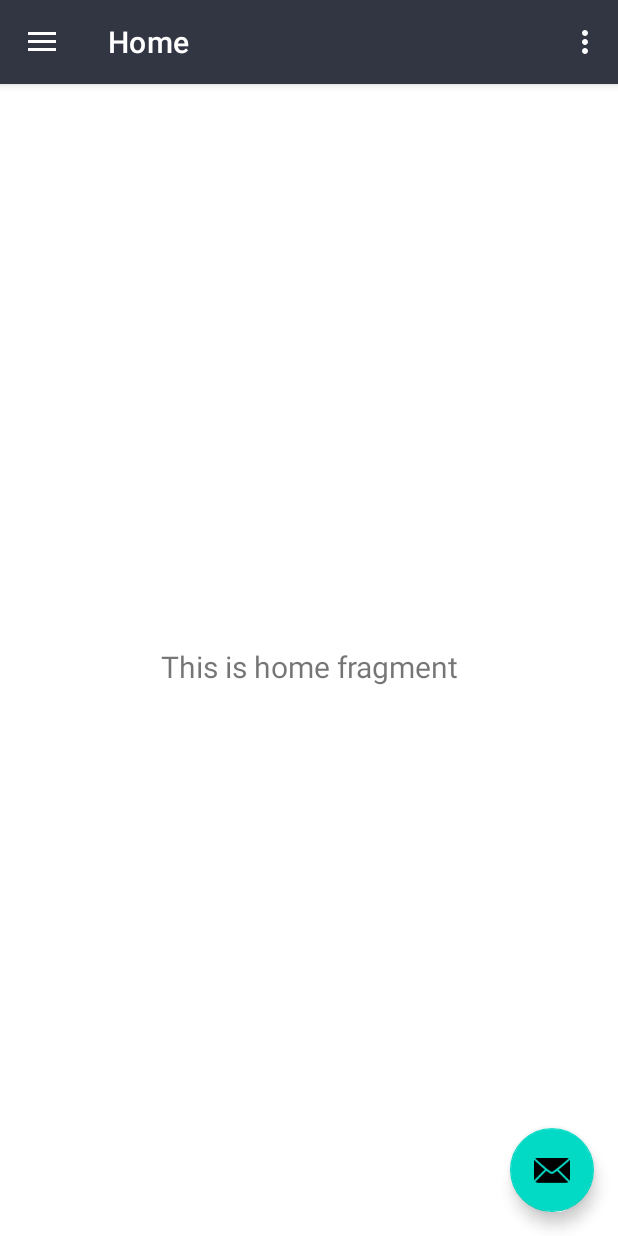
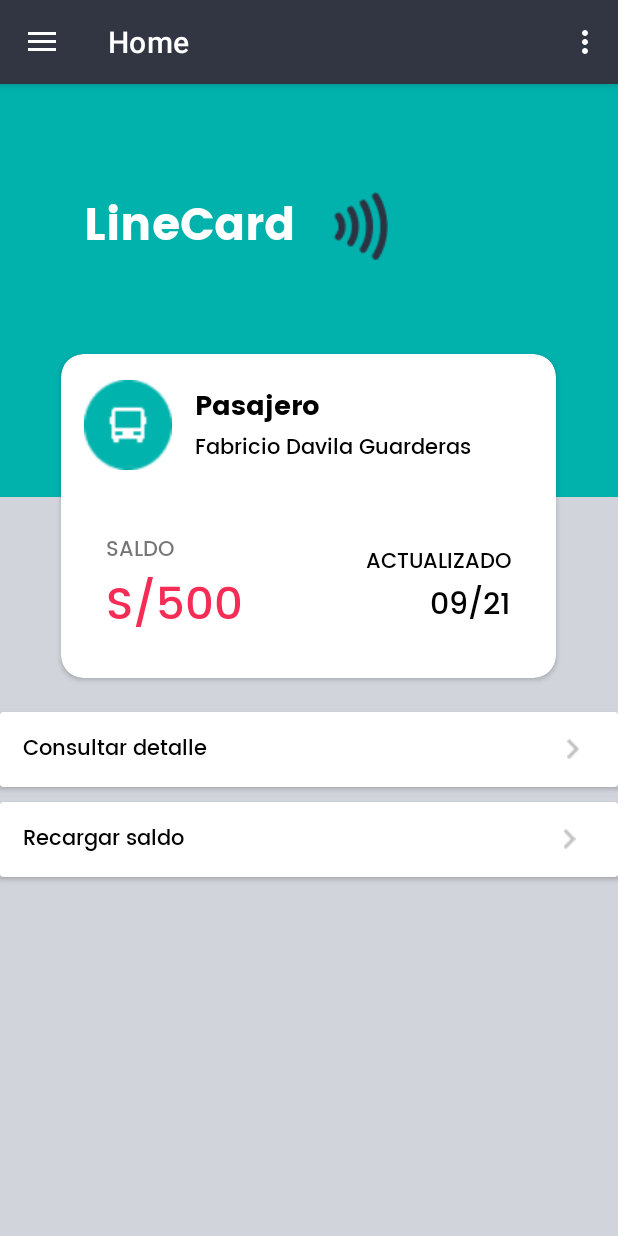
Before and after one commit to MyLineCard-Organization/MyLineCardV2, an Android app: the Despligue_Opciones screen opened directly, with no data from a screen before it, on a phone screen of 412 x 824 dp. Run offline under Robolectric (Android 15) with nearby library versions, the phone set to English and light mode, and no system bars; our stand-ins replace navigation-ui.

Commit message:
feat: virtual wallet

```diff
--- /dev/null
+++ b/app/src/main/java/com/example/myapplication/Billetera_Virtual.java
@@ -0,0 +1,20 @@
+package com.example.myapplication;
+
+import android.os.Bundle;
+
+import androidx.fragment.app.Fragment;
+
+import android.view.LayoutInflater;
+import android.view.View;
+import android.view.ViewGroup;
+
+public class Billetera_Virtual extends Fragment {
+
+    @Override
+    public View onCreateView(LayoutInflater inflater, ViewGroup container,
+                             Bundle savedInstanceState) {
+        // Inflate the layout for this fragment
+        return inflater.inflate(R.layout.fragment_billetera__virtual, container, false);
+    }
+
+}
--- a/app/src/main/java/com/example/myapplication/Despligue_Opciones.java
+++ b/app/src/main/java/com/example/myapplication/Despligue_Opciones.java
@@ -29,13 +29,6 @@ public class Despligue_Opciones extends AppCompatActivity {
         setContentView(binding.getRoot());
 
         setSupportActionBar(binding.appBarDespligueOpciones.toolbar);
-        binding.appBarDespligueOpciones.fab.setOnClickListener(new View.OnClickListener() {
-            @Override
-            public void onClick(View view) {
-                Snackbar.make(view, "Replace with your own action", Snackbar.LENGTH_LONG)
-                        .setAction("Action", null).show();
-            }
-        });
         DrawerLayout drawer = binding.drawerLayout;
         NavigationView navigationView = binding.navView;
         // Passing each menu ID as a set of Ids because each
--- a/app/src/main/java/com/example/myapplication/ui/home/HomeFragment.java
+++ /dev/null
@@ -1,37 +0,0 @@
-package com.example.myapplication.ui.home;
-
-import android.os.Bundle;
-import android.view.LayoutInflater;
-import android.view.View;
-import android.view.ViewGroup;
-import android.widget.TextView;
-
-import androidx.annotation.NonNull;
-import androidx.fragment.app.Fragment;
-import androidx.lifecycle.ViewModelProvider;
-
-import com.example.myapplication.databinding.FragmentHomeBinding;
-
-public class HomeFragment extends Fragment {
-
-    private FragmentHomeBinding binding;
-
-    public View onCreateView(@NonNull LayoutInflater inflater,
-                             ViewGroup container, Bundle savedInstanceState) {
-        HomeViewModel homeViewModel =
-                new ViewModelProvider(this).get(HomeViewModel.class);
-
-        binding = FragmentHomeBinding.inflate(inflater, container, false);
-        View root = binding.getRoot();
-
-        final TextView textView = binding.textHome;
-        homeViewModel.getText().observe(getViewLifecycleOwner(), textView::setText);
-        return root;
-    }
-
-    @Override
-    public void onDestroyView() {
-        super.onDestroyView();
-        binding = null;
-    }
-}
--- a/app/src/main/java/com/example/myapplication/ui/home/HomeViewModel.java
+++ /dev/null
@@ -1,19 +0,0 @@
-package com.example.myapplication.ui.home;
-
-import androidx.lifecycle.LiveData;
-import androidx.lifecycle.MutableLiveData;
-import androidx.lifecycle.ViewModel;
-
-public class HomeViewModel extends ViewModel {
-
-    private final MutableLiveData<String> mText;
-
-    public HomeViewModel() {
-        mText = new MutableLiveData<>();
-        mText.setValue("This is home fragment");
-    }
-
-    public LiveData<String> getText() {
-        return mText;
-    }
-}
--- a/app/src/main/res/layout/app_bar_despligue_opciones.xml
+++ b/app/src/main/res/layout/app_bar_despligue_opciones.xml
@@ -22,13 +22,5 @@
 
     <include layout="@layout/content_despligue_opciones" />
 
-    <com.google.android.material.floatingactionbutton.FloatingActionButton
-        android:id="@+id/fab"
-        android:layout_width="wrap_content"
-        android:layout_height="wrap_content"
-        android:layout_gravity="bottom|end"
-        android:layout_marginEnd="@dimen/fab_margin"
-        android:layout_marginBottom="16dp"
-        app:srcCompat="@android:drawable/ic_dialog_email" />
 
 </androidx.coordinatorlayout.widget.CoordinatorLayout>
--- /dev/null
+++ b/app/src/main/res/layout/fragment_billetera__virtual.xml
@@ -0,0 +1,272 @@
+<?xml version="1.0" encoding="utf-8"?>
+<FrameLayout xmlns:android="http://schemas.android.com/apk/res/android"
+    xmlns:app="http://schemas.android.com/apk/res-auto"
+    xmlns:tools="http://schemas.android.com/tools"
+    android:layout_width="match_parent"
+    android:layout_height="match_parent"
+    app:layout_anchorGravity="center"
+    tools:context=".Billetera_Virtual">
+
+    <androidx.cardview.widget.CardView
+        android:layout_width="330dp"
+        android:layout_height="216dp"
+        android:layout_gravity="center|top"
+        android:layout_marginTop="180sp"
+        app:cardCornerRadius="15dp">
+
+        <LinearLayout
+            android:layout_width="match_parent"
+            android:layout_height="match_parent"
+            android:orientation="vertical">
+
+            <LinearLayout
+                android:layout_width="match_parent"
+                android:layout_height="95dp"
+                android:gravity="center"
+                android:orientation="horizontal">
+
+                <ImageView
+                    android:id="@+id/imageView4"
+                    android:layout_width="68dp"
+                    android:layout_height="60dp"
+                    android:layout_weight="1"
+                    android:src="@drawable/bus" />
+
+                <LinearLayout
+                    android:layout_width="wrap_content"
+                    android:layout_height="wrap_content"
+                    android:layout_weight="1"
+                    android:orientation="vertical">
+
+                    <TextView
+                        android:id="@+id/textView15"
+                        android:layout_width="wrap_content"
+                        android:layout_height="wrap_content"
+                        android:layout_weight="1"
+                        android:fontFamily="@font/poppins_bold"
+                        android:text="Pasajero"
+                        android:textColor="@color/black"
+                        android:textSize="18dp" />
+
+                    <TextView
+                        android:id="@+id/textView16"
+                        android:layout_width="wrap_content"
+                        android:layout_height="wrap_content"
+                        android:layout_weight="1"
+                        android:fontFamily="@font/poppins_medium"
+                        android:text="Fabricio Davila Guarderas"
+                        android:textColor="@color/black" />
+                </LinearLayout>
+
+                <View
+                    android:id="@+id/divider3"
+                    android:layout_width="14dp"
+                    android:layout_height="match_parent"
+                    android:layout_weight="1"
+                    android:background="@android:color/transparent" />
+
+            </LinearLayout>
+
+            <LinearLayout
+                android:layout_width="match_parent"
+                android:layout_height="match_parent"
+                android:orientation="horizontal">
+
+                <LinearLayout
+                    android:layout_width="match_parent"
+                    android:layout_height="match_parent"
+                    android:orientation="horizontal">
+
+                    <LinearLayout
+                        android:layout_width="162dp"
+                        android:layout_height="match_parent"
+                        android:gravity="center"
+                        android:orientation="vertical">
+
+                        <TextView
+                            android:id="@+id/textView17"
+                            android:layout_width="match_parent"
+                            android:layout_height="wrap_content"
+                            android:layout_marginLeft="20sp"
+                            android:fontFamily="@font/poppins_medium"
+                            android:text="SALDO" />
+
+                        <TextView
+                            android:id="@+id/textView20"
+                            android:fontFamily="@font/poppins_medium"
+                            android:layout_width="match_parent"
+                            android:layout_height="wrap_content"
+                            android:textColor="#F52D56"
+                            android:textSize="30sp"
+                            android:layout_marginLeft="20sp"
+                            android:text="S/500" />
+                    </LinearLayout>
+
+                    <LinearLayout
+                        android:layout_width="match_parent"
+                        android:layout_height="match_parent"
+                        android:gravity="center"
+                        android:orientation="vertical">
+
+                        <TextView
+                            android:id="@+id/textView21"
+                            android:layout_width="match_parent"
+                            android:layout_height="wrap_content"
+                            android:layout_marginRight="20sp"
+                            android:gravity="right"
+                            android:fontFamily="@font/poppins_medium"
+                            android:textColor="@color/black"
+                            android:text="ACTUALIZADO" />
+
+                        <TextView
+                            android:id="@+id/textView22"
+                            android:layout_width="match_parent"
+                            android:layout_height="wrap_content"
+                            android:layout_marginRight="20sp"
+                            android:gravity="right"
+                            android:fontFamily="@font/poppins_medium"
+                            android:textColor="@color/black"
+                            android:textSize="20sp"
+                            android:text="09/21" />
+                    </LinearLayout>
+                </LinearLayout>
+            </LinearLayout>
+
+        </LinearLayout>
+
+    </androidx.cardview.widget.CardView>
+
+    <FrameLayout
+        android:id="@+id/partOne"
+        android:layout_width="match_parent"
+        android:layout_height="match_parent"
+        android:layout_gravity="center"
+        android:background="#D1D5DB">
+
+        <androidx.cardview.widget.CardView
+            android:layout_width="match_parent"
+            android:layout_height="50dp"
+            android:layout_gravity="center"
+            android:layout_marginTop="60sp">
+
+            <LinearLayout
+                android:layout_width="match_parent"
+                android:layout_height="match_parent"
+                android:gravity="center"
+                android:orientation="horizontal">
+
+                <TextView
+                    android:id="@+id/textView23"
+                    android:layout_width="wrap_content"
+                    android:layout_height="wrap_content"
+                    android:layout_marginLeft="15sp"
+                    android:layout_weight="1"
+                    android:fontFamily="@font/poppins_medium"
+                    android:text="Consultar detalle"
+                    android:textColor="@color/black" />
+
+                <View
+                    android:id="@+id/divider5"
+                    android:layout_width="111dp"
+                    android:layout_height="match_parent"
+                    android:layout_weight="1"
+                    android:background="@android:color/transparent" />
+
+                <ImageView
+                    android:id="@+id/imageView6"
+                    android:layout_width="wrap_content"
+                    android:layout_height="wrap_content"
+                    android:layout_weight="1"
+                    android:src="@drawable/flecha_derecha" />
+
+            </LinearLayout>
+        </androidx.cardview.widget.CardView>
+
+        <androidx.cardview.widget.CardView
+            android:layout_width="match_parent"
+            android:layout_height="50dp"
+            android:layout_gravity="center"
+            android:layout_marginTop="120sp">
+
+            <LinearLayout
+                android:layout_width="match_parent"
+                android:layout_height="match_parent"
+                android:gravity="center"
+                android:orientation="horizontal">
+
+                <TextView
+                    android:id="@+id/textView24"
+                    android:layout_width="wrap_content"
+                    android:layout_height="wrap_content"
+                    android:layout_marginLeft="15sp"
+                    android:layout_weight="1"
+                    android:fontFamily="@font/poppins_medium"
+                    android:text="Recargar saldo"
+                    android:textColor="@color/black" />
+
+                <View
+                    android:id="@+id/divider6"
+                    android:layout_width="111dp"
+                    android:layout_height="match_parent"
+                    android:layout_weight="1"
+                    android:background="@android:color/transparent" />
+
+                <ImageView
+                    android:id="@+id/imageView7"
+                    android:layout_width="wrap_content"
+                    android:layout_height="wrap_content"
+                    android:layout_weight="1"
+                    android:src="@drawable/flecha_derecha" />
+            </LinearLayout>
+        </androidx.cardview.widget.CardView>
+
+    </FrameLayout>
+
+    <FrameLayout
+        android:id="@+id/partTwo"
+        android:layout_width="match_parent"
+        android:layout_height="275dp"
+        android:background="#00B1AC">
+
+        <LinearLayout
+            android:layout_width="match_parent"
+            android:layout_height="wrap_content"
+            android:layout_marginTop="70sp"
+            android:gravity="center"
+            android:orientation="horizontal">
+
+            <View
+                android:id="@+id/divider"
+                android:layout_width="4dp"
+                android:layout_height="match_parent"
+                android:layout_weight="1"
+                android:background="@android:color/transparent" />
+
+            <TextView
+                android:id="@+id/textView12"
+                android:layout_width="wrap_content"
+                android:layout_height="wrap_content"
+
+                android:fontFamily="@font/poppins_bold"
+                android:text="LineCard"
+                android:textColor="@color/white"
+                android:textSize="30dp" />
+
+            <ImageView
+                android:id="@+id/imageView5"
+                android:layout_width="wrap_content"
+                android:layout_height="wrap_content"
+                android:layout_weight="1"
+                android:src="@drawable/nfc" />
+
+            <View
+                android:id="@+id/divider2"
+                android:layout_width="75dp"
+                android:layout_height="match_parent"
+                android:layout_weight="1"
+                android:background="@android:color/transparent" />
+
+        </LinearLayout>
+    </FrameLayout>
+
+</FrameLayout>
--- a/app/src/main/res/layout/fragment_home.xml
+++ /dev/null
@@ -1,22 +0,0 @@
-<?xml version="1.0" encoding="utf-8"?>
-<androidx.constraintlayout.widget.ConstraintLayout xmlns:android="http://schemas.android.com/apk/res/android"
-    xmlns:app="http://schemas.android.com/apk/res-auto"
-    xmlns:tools="http://schemas.android.com/tools"
-    android:layout_width="match_parent"
-    android:layout_height="match_parent"
-    tools:context=".ui.home.HomeFragment">
-
-    <TextView
-        android:id="@+id/text_home"
-        android:layout_width="match_parent"
-        android:layout_height="wrap_content"
-        android:layout_marginStart="8dp"
-        android:layout_marginTop="8dp"
-        android:layout_marginEnd="8dp"
-        android:textAlignment="center"
-        android:textSize="20sp"
-        app:layout_constraintBottom_toBottomOf="parent"
-        app:layout_constraintEnd_toEndOf="parent"
-        app:layout_constraintStart_toStartOf="parent"
-        app:layout_constraintTop_toTopOf="parent" />
-</androidx.constraintlayout.widget.ConstraintLayout>
--- a/app/src/main/res/menu/activity_main_drawer.xml
+++ b/app/src/main/res/menu/activity_main_drawer.xml
@@ -6,7 +6,7 @@
     <group android:checkableBehavior="single">
         <item
             android:id="@+id/nav_home"
-            android:icon="@drawable/ic_menu_camera"
+            android:icon="@drawable/home"
             android:title="@string/menu_home" />
         <item
             android:id="@+id/nav_gallery"
--- a/app/src/main/res/navigation/mobile_navigation.xml
+++ b/app/src/main/res/navigation/mobile_navigation.xml
@@ -7,9 +7,9 @@
 
     <fragment
         android:id="@+id/nav_home"
-        android:name="com.example.myapplication.ui.home.HomeFragment"
+        android:name="com.example.myapplication.Billetera_Virtual"
         android:label="@string/menu_home"
-        tools:layout="@layout/fragment_home" />
+        tools:layout="@layout/fragment_billetera__virtual" />
 
     <fragment
         android:id="@+id/nav_gallery"
--- a/app/src/main/res/values/strings.xml
+++ b/app/src/main/res/values/strings.xml
@@ -11,4 +11,6 @@
     <string name="menu_home">Home</string>
     <string name="menu_gallery">Gallery</string>
     <string name="menu_slideshow">Slideshow</string>
+    <!-- TODO: Remove or change this placeholder text -->
+    <string name="hello_blank_fragment">Hello blank fragment</string>
 </resources>
```
Also changed, not shown: app/src/main/res/drawable-v24/bus.png (added), app/src/main/res/drawable-v24/flecha_derecha.png (added), app/src/main/res/drawable-v24/home.png (added), app/src/main/res/drawable-v24/nfc.png (added).
